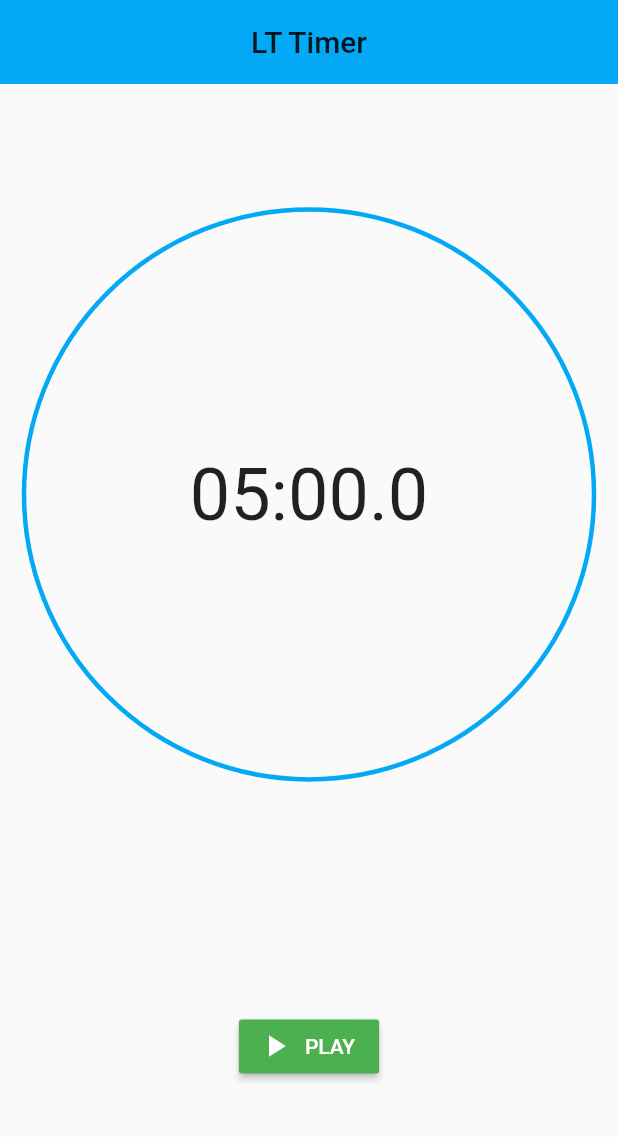
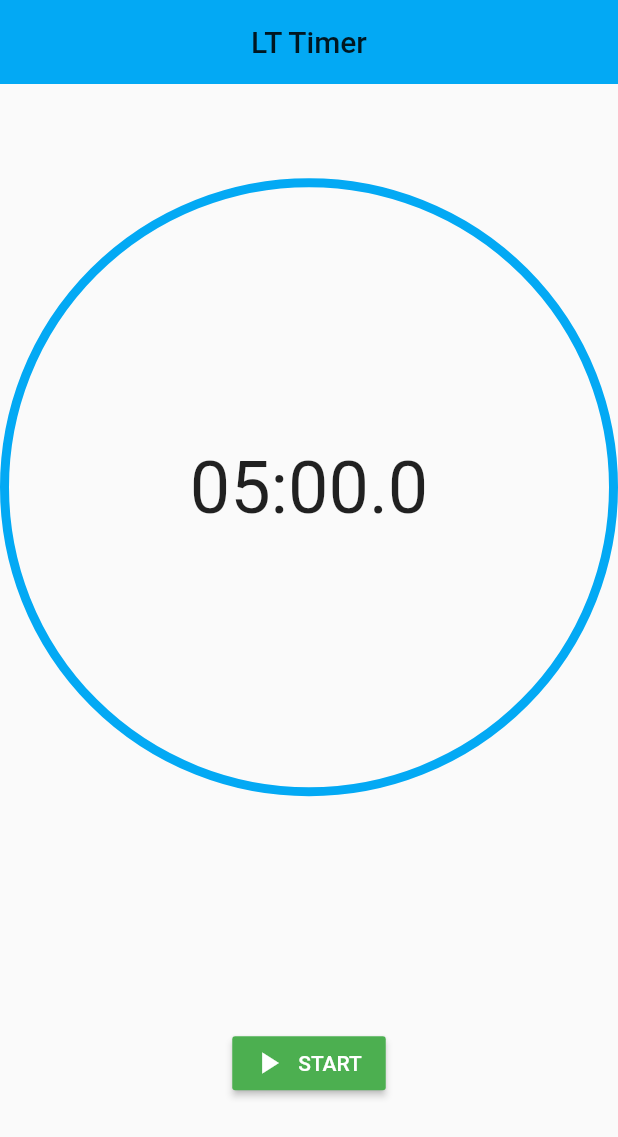
Before and after one commit to tan1234jp/lttimer_flutter, a Flutter app: the screen it shows after launch, on a phone screen of 412 x 824 dp. Shown: the top 1137 px of the screen. Run offline on Flutter 3.47's test engine with Material 2 defaults, Android fonts, the phone set to English and light mode, and no system bars; drawn by our look-alikes of percent_indicator; our stand-ins replace tuple, vibration; missing offline and left inert: soundpool; Roboto replaces fonts that are missing (DSEG14Classic-Regular).

Commit message:
パフォーマンス改善（新UI）

```diff
--- a/lib/main.dart
+++ b/lib/main.dart
@@ -1,5 +1,11 @@
 import 'package:flutter/material.dart';
-import 'package:lttimer/ui/countdown_timer.dart';
+import 'package:lttimer/ui/header.dart';
+import 'package:lttimer/ui/periodic_timer.dart';
+import 'package:percent_indicator/circular_percent_indicator.dart';
+import 'package:provider/provider.dart';
+import 'package:tuple/tuple.dart';
+
+typedef ButtonEventFunc = void Function();
 
 ///
 /// エントリポイント
@@ -21,7 +27,116 @@ class LTTimerApp extends StatelessWidget {
         // テーマ指定
         primarySwatch: Colors.lightBlue,
       ),
+/*
       home: CountDownTimer(const Duration(minutes: 5, seconds: 0)),
+ */
+      home: ChangeNotifierProvider(
+        create: (context) => PeriodicTimer(5 * 60 * 1000),
+        child: _LTTimerApp(),
+      ),
     );
   }
 }
+
+class _LTTimerApp extends StatelessWidget {
+  Tuple3<ButtonEventFunc, IconData, String> _buttonEventHandler(
+      PeriodicTimer timer) {
+    ButtonEventFunc _func1;
+
+    switch (timer.state) {
+      case TimerState.ready:
+        _func1 = timer.start;
+        return Tuple3(_func1, Icons.play_arrow, 'START');
+      case TimerState.running:
+        // fall through
+        return Tuple3(_func1, Icons.stop, '');
+      case TimerState.end:
+        _func1 = timer.reset;
+        return Tuple3(_func1, Icons.refresh, 'RESET');
+      default:
+        return Tuple3(_func1, Icons.stop, '');
+    }
+  }
+
+  Widget _createButton(PeriodicTimer timer) {
+    if (timer.state == TimerState.running) {
+      return Container();
+    }
+
+    return RaisedButton.icon(
+      onPressed: _buttonEventHandler(timer).item1 == null
+          ? null
+          : () => _buttonEventHandler(timer).item1(),
+      icon: Icon(
+        _buttonEventHandler(timer).item2,
+      ),
+      label: Text(_buttonEventHandler(timer).item3),
+      color: Colors.green,
+      textColor: Colors.white,
+    );
+  }
+
+  double _calcWidgetSize(BuildContext context) {
+    Size size = MediaQuery.of(context).size;
+    return size.width < size.height ? size.height : size.width;
+  }
+
+  @override
+  Widget build(BuildContext context) {
+    return Consumer<PeriodicTimer>(
+      builder: (context, timer, _) {
+        return Scaffold(
+          backgroundColor: timer.time < 60000
+              ? Colors.yellowAccent
+              : Theme.of(context).scaffoldBackgroundColor,
+          appBar: AppHeader(),
+          body: SafeArea(
+            child: Column(
+              children: <Widget>[
+                Expanded(
+                  flex: 7,
+                  child: AspectRatio(
+                    aspectRatio: 1.0,
+                    child: CircularPercentIndicator(
+                      radius: _calcWidgetSize(context) / 2,
+                      lineWidth: 6.0,
+                      percent: timer.time / (5 * 60 * 1000),
+                      backgroundColor: Colors.transparent,
+                      progressColor: timer.time < 60000
+                          ? Colors.redAccent
+                          : Theme.of(context).accentColor,
+                      center: Text(
+                        timer.toString(),
+                        style: TextStyle(
+                          fontFamily: 'DSEG14Classic-Regular',
+                          fontSize: 48,
+                          color: timer.time < 60000
+                              ? Colors.red
+                              : Theme.of(context)
+                                  .primaryTextTheme
+                                  .bodyText1
+                                  .color,
+                        ),
+                      ),
+                    ),
+                  ),
+                ),
+                Expanded(
+                  flex: 3,
+                  child: Container(
+                    child: Row(
+                      mainAxisAlignment: MainAxisAlignment.center,
+                      children: <Widget>[
+                        _createButton(timer),
+                      ],
+                    ),
+                  ),
+                )
+              ],
+            ),
+          ),
+        );
+      },
+    );
+  }
+}
--- /dev/null
+++ b/lib/ui/periodic_timer.dart
@@ -0,0 +1,130 @@
+import 'dart:async';
+
+import 'package:flutter/material.dart';
+import 'package:lttimer/ui/sound_event.dart';
+import 'package:vibration/vibration.dart';
+
+///
+/// 現在のタイマ状態を表す列挙型
+enum TimerState {
+  ready, // 実行待ち
+  running, // 実行中
+  end, // 終了
+}
+
+///
+/// 定時タイマクラス
+class PeriodicTimer with ChangeNotifier {
+  ///
+  /// コンストラクタ
+  /// @param initTimer 初期タイマ時間(ミリ秒)
+  PeriodicTimer(int initTimer) {
+    this._initTimer = initTimer;
+    this._timer = initTimer;
+  }
+
+  /// 初期タイマ時間
+  int _initTimer = 0;
+
+  /// 残り時間
+  int _timer = 0;
+
+  /// タイマ開始日時
+  int _currentDateTime;
+
+  /// タイマ状態
+  TimerState _state = TimerState.ready;
+
+  /// 再生するサウンドの設定
+  final SoundEvent _soundEvent = SoundEvent(<String, String>{
+    'silent': 'assets/audios/silent.mp3',
+    'dora': 'assets/audios/dora.mp3',
+  });
+
+  /// 残り時間の取得
+  int get time => _timer;
+
+  /// タイマ状態の取得
+  TimerState get state => _state;
+
+  /// タイマ時間の設定
+  /// @param timer タイマ時間(ミリ秒)
+  set time(int timer) {
+    this._initTimer = timer;
+    this._timer = timer;
+    notifyListeners();
+  }
+
+  ///
+  /// タイマを開始する
+  void start() {
+    // 実行待ちの時にタイマを稼働させる
+    if (_state == TimerState.ready) {
+      // 実行待ち → 実行中
+      _state = TimerState.running;
+      // 開始日時を設定
+      _currentDateTime = DateTime.now().millisecondsSinceEpoch;
+      // 開始音を鳴らす(ダミー)
+      _soundEvent.playSound('silent');
+
+      // 100ミリ秒毎にイベントを発生させる
+      Timer.periodic(const Duration(milliseconds: 100), (timer) {
+        // 残り時間がなくなったらイベントを停止させる
+        if (_timer <= 0) {
+          timer.cancel();
+          _state = TimerState.end;
+          // 終了音を鳴らす
+          _soundEvent.playSound('dora');
+          Vibration.vibrate(
+            pattern: [0, 1000, 500, 1000, 500, 1000],
+          );
+          notifyListeners();
+        }
+        // 残り時間の計算
+        int now = DateTime.now().millisecondsSinceEpoch;
+        _timer -= (now - _currentDateTime);
+        _currentDateTime = now;
+        notifyListeners();
+      });
+    }
+  }
+
+  ///
+  /// タイマをリセットする
+  void reset() {
+    _timer = _initTimer;
+    _state = TimerState.ready;
+    notifyListeners();
+  }
+
+  ///
+  /// 残り時間を「99:99.9」形式に変換する
+  @override
+  String toString() {
+    if (_timer == null) {
+      return '';
+    }
+
+    if (_timer <= 0) {
+      return 'TIME UP';
+    }
+
+    int minutes = _timer ~/ 60000;
+    int seconds = (_timer - minutes * 60000) ~/ 1000;
+    int deciSeconds = (_timer % 1000) ~/ 100;
+
+    return minutes.toString().padLeft(2, '0') +
+        ':' +
+        seconds.toString().padLeft(2, '0') +
+        '.' +
+        deciSeconds.toString();
+  }
+
+  ///
+  /// リソースを解放する
+  @override
+  void dispose() {
+    _soundEvent.dispose();
+    super.dispose();
+  }
+}
--- a/pubspec.yaml
+++ b/pubspec.yaml
@@ -24,8 +24,10 @@ dependencies:
   # Use with the CupertinoIcons class for iOS style icons.
   cupertino_icons: ^0.1.2
   soundpool: ^1.0.1
-  soundpool_web: ^1.0.2
   vibration: ^1.2.4
+  percent_indicator: ^2.1.1+1
+  provider: ^4.0.4
+  tuple: ^1.0.3
 
 dev_dependencies:
   flutter_test:
```
Also changed, not shown: lib/ui/sound_event.dart (added, +67 -0 lines), pubspec.lock.
